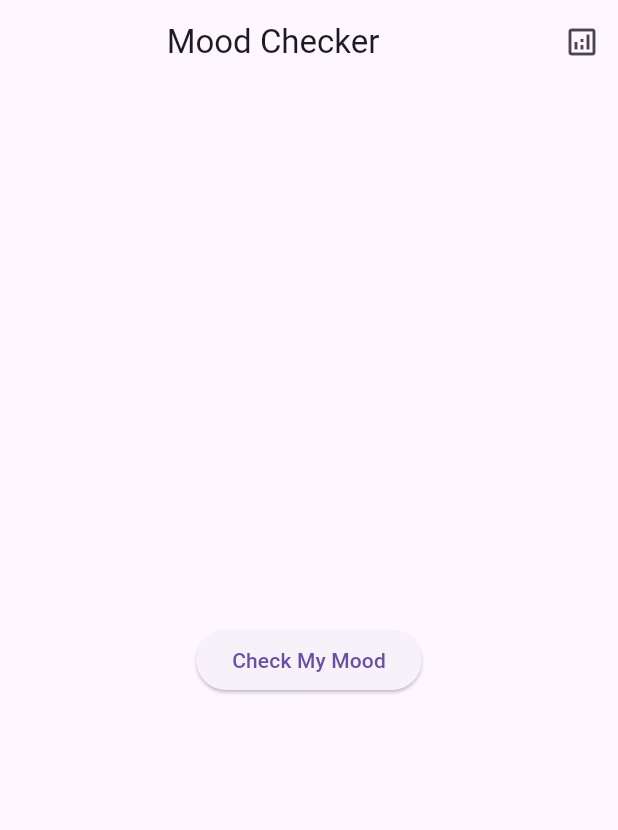
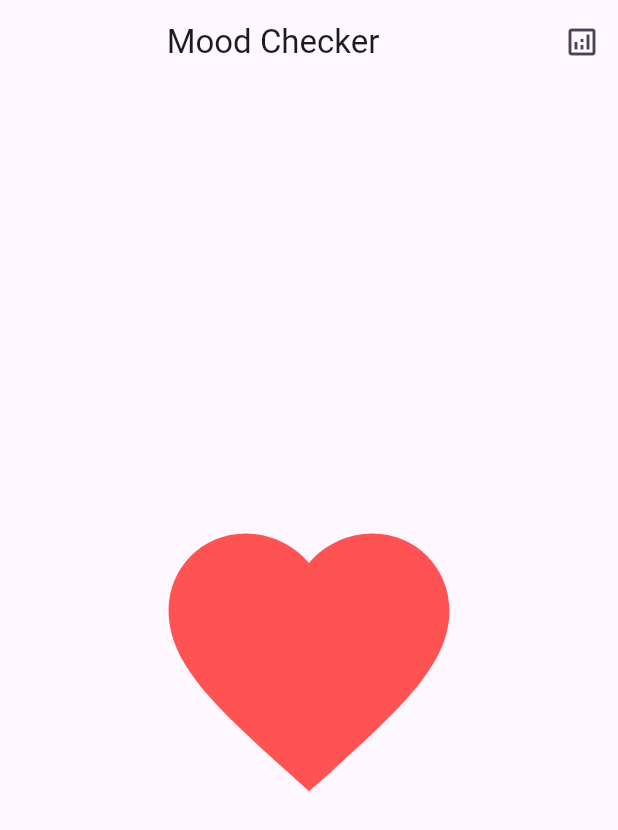
Before and after one commit to Kalkidan407/pulse_mood, a Flutter app: the screen it shows after launch, on a phone screen of 412 x 824 dp. Shown: the top 830 px of the screen. Run offline on Flutter 3.47's test engine with Material 3 defaults, Android fonts, the phone set to English and light mode, and no system bars; our stand-ins replace get, hive, hive_flutter; missing offline and left inert: heart_bpm; accounts and stored records are empty.

Commit message:
new ui updated

```diff
--- a/lib/views/home_screen.dart
+++ b/lib/views/home_screen.dart
@@ -78,10 +78,16 @@ class HomeScreen extends StatelessWidget {
       body:
           Center(
        child:
-          ElevatedButton(
+          IconButton(
+            icon: Icon(Icons.favorite, size: 225,
+               color: Colors.redAccent,),
+
+
             onPressed: () => Get.to(() => ScannerScreen()),
-            child: Text("Check My Mood"),
+            //child: Text("Check My Mood"),
           ),
+
+
           )
           // ElevatedButton(
           //   onPressed: () => Get.to(() => summary_scre),
--- a/pubspec.yaml
+++ b/pubspec.yaml
@@ -39,11 +39,13 @@ dependencies:
   get: ^4.7.2
   fl_chart: ^1.0.0
   heart_bpm: ^2.0.0
+  iconify_flutter_plus: ^1.0.4
+  flutter_vector_icons: ^2.0.0
 
 dev_dependencies:
   flutter_test:
     sdk: flutter
-  build_runner: ^2.7.0
+  build_runner: ^2.5.4
   hive_generator: ^2.0.1
 
 
```
Also changed, not shown: lib/views/scanner_screen.dart (+13 -1 lines), pubspec.lock.
